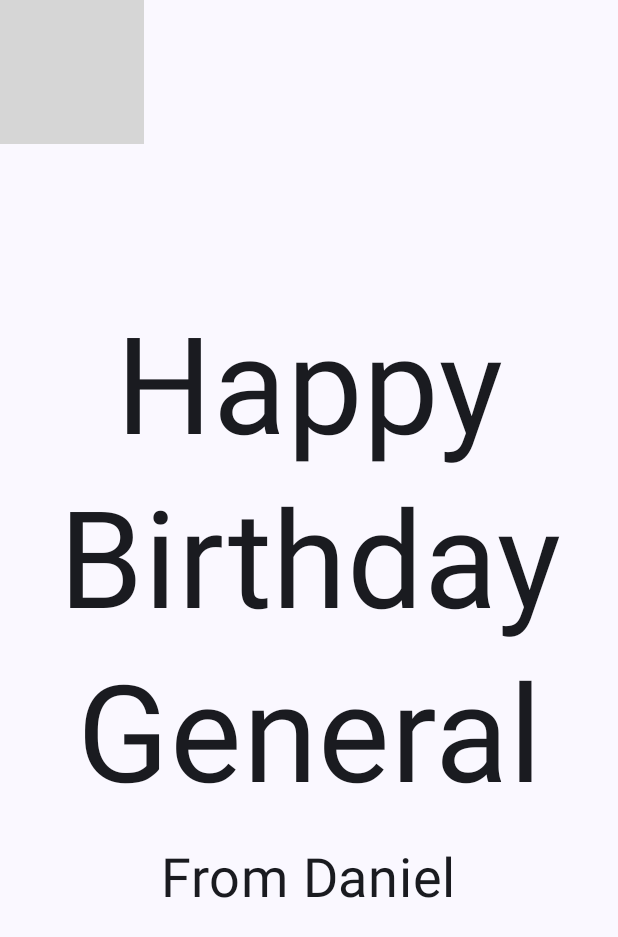
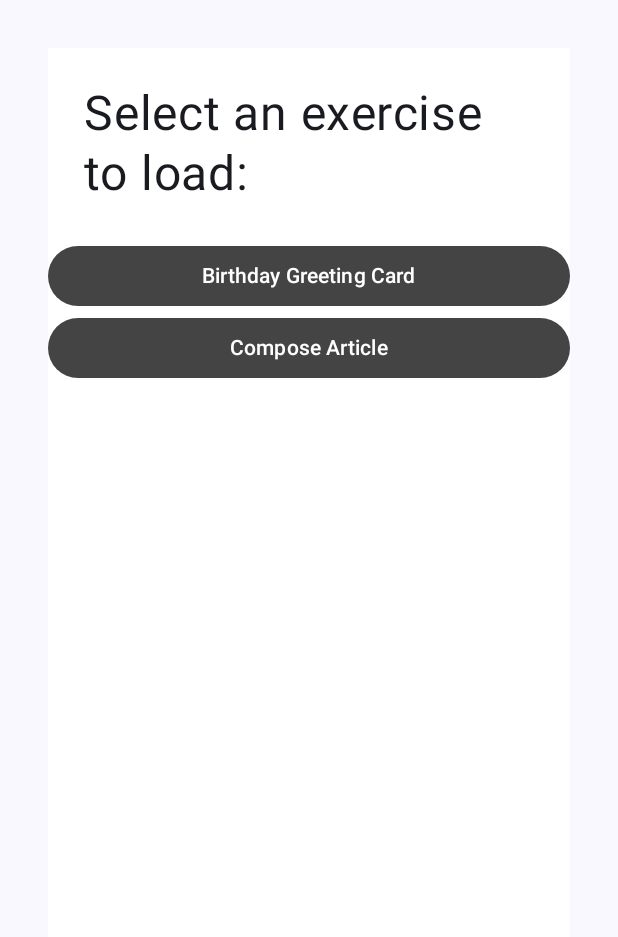
Before and after one commit to DanielFalzon/android-demo, an Android app built with Jetpack Compose: the screen it shows after launch (MainActivity), on a phone screen of 412 x 824 dp. Shown: the top 937 px of the screen. Run offline under Robolectric (Android 15) with nearby library versions, the phone set to English and light mode, and no system bars; grey boxes are pictures that could not be loaded.

Commit message:
Updated folder sctructure

```diff
--- a/app/build.gradle
+++ b/app/build.gradle
@@ -47,6 +47,9 @@ android {
 }
 
 dependencies {
+    def nav_version = "2.5.3"
+
+    implementation "androidx.navigation:navigation-compose:$nav_version"
 
     implementation 'androidx.core:core-ktx:1.8.0'
     implementation platform('org.jetbrains.kotlin:kotlin-bom:1.8.0')
--- a/app/src/main/java/com/example/greetingcard/MainActivity.kt
+++ b/app/src/main/java/com/example/greetingcard/MainActivity.kt
@@ -3,25 +3,11 @@ package com.example.greetingcard
 import android.os.Bundle
 import androidx.activity.ComponentActivity
 import androidx.activity.compose.setContent
-import androidx.compose.foundation.Image
-import androidx.compose.foundation.layout.Arrangement
-import androidx.compose.foundation.layout.Box
-import androidx.compose.foundation.layout.Column
 import androidx.compose.foundation.layout.fillMaxSize
-import androidx.compose.foundation.layout.padding
 import androidx.compose.material3.MaterialTheme
 import androidx.compose.material3.Surface
-import androidx.compose.material3.Text
-import androidx.compose.runtime.Composable
-import androidx.compose.ui.Alignment
 import androidx.compose.ui.Modifier
-import androidx.compose.ui.layout.ContentScale
-import androidx.compose.ui.res.painterResource
-import androidx.compose.ui.res.stringResource
-import androidx.compose.ui.text.style.TextAlign
-import androidx.compose.ui.tooling.preview.Preview
-import androidx.compose.ui.unit.dp
-import androidx.compose.ui.unit.sp
+import com.example.greetingcard.ui.navigation.NavigationView
 import com.example.greetingcard.ui.theme.GreetingCardTheme
 
 class MainActivity : ComponentActivity() {
@@ -33,71 +19,9 @@ class MainActivity : ComponentActivity() {
             GreetingCardTheme {
                 // A surface container using the 'background' color from the theme
                 Surface(modifier = Modifier.fillMaxSize(), color = MaterialTheme.colorScheme.background) {
-                    GreetingImage(
-                        message = getString(R.string.happy_birthday_general),
-                        from = getString(R.string.from_daniel)
-                    )
+                    NavigationView()
                 }
             }
         }
     }
 }
-
-//Composable function names start with capital letters and return Unit (no return type)
-//Column and row accept trailing lambda syntax as the last parameter is a function.
-@Composable
-fun GreetingText(message: String, from: String, modifier: Modifier = Modifier) {
-    Column(
-        verticalArrangement = Arrangement.Center,
-        modifier = modifier.padding(8.dp)
-    ) {
-        Text(
-            text = message,
-            fontSize = 90.sp,
-            lineHeight = 116.sp,
-            textAlign = TextAlign.Center
-        )
-        Text(
-            text = from,
-            fontSize = 36.sp,
-            modifier = Modifier
-                .padding(16.dp)
-                .align(alignment = Alignment.CenterHorizontally)
-        )
-    }
-}
-
-@Composable
-fun GreetingImage(message: String, from: String, modifier: Modifier = Modifier) {
-    val image = painterResource(R.drawable.androidparty)
-
-    //Box layout composable is used to place elements on top of eachother
-    Box {
-        Image(
-            painter = image,
-            contentDescription = null,
-            contentScale = ContentScale.Crop,
-            alpha = 0.5F
-        )
-        GreetingText(
-            message = message,
-            from = from,
-            modifier = Modifier
-                .fillMaxSize()
-                .padding(8.dp)
-        )
-    }
-}
-
-//@Preview annotation allows you to build a preview of the app without building it.
-@Preview(showBackground = true)
-@Composable
-fun GreetingPreview() {
-    GreetingCardTheme {
-        //GreetingText(message = "Happy Birthday General", from = "From Daniel")
-        GreetingImage(
-            message = stringResource(R.string.happy_birthday_general),
-            from = stringResource(R.string.from_daniel)
-        )
-    }
-}
--- /dev/null
+++ b/app/src/main/java/com/example/greetingcard/ui/components/BackHomeButton.kt
@@ -0,0 +1,4 @@
+package com.example.greetingcard.ui.components
+
+class BackHomeButton {
+}
--- /dev/null
+++ b/app/src/main/java/com/example/greetingcard/ui/navigation/Navigation.kt
@@ -0,0 +1,41 @@
+package com.example.greetingcard.ui.navigation
+
+import BirthdayScreen
+import HomeScreen
+import androidx.compose.runtime.Composable
+import androidx.compose.ui.Modifier
+import androidx.compose.ui.res.stringResource
+import androidx.navigation.NavHostController
+import androidx.navigation.compose.NavHost
+import androidx.navigation.compose.composable
+import androidx.navigation.compose.rememberNavController
+import com.example.greetingcard.R
+
+@Composable
+fun NavigationView(
+    modifier: Modifier = Modifier,
+    navController: NavHostController = rememberNavController(),
+    startDestination: String = "home"
+) {
+    NavHost(
+        modifier = modifier,
+        navController = navController,
+        startDestination = startDestination
+    ) {
+        composable("home") {
+            //Defining the navigation logic for each page with a button on the home page
+            HomeScreen(
+                onNavigateToBirthday = { navController.navigate("exercise-1-birthday") },
+                onNavigateToComposeArticle = { navController.navigate("exercise-2-compose-article")}
+            )
+        }
+        composable("exercise-1-birthday") {
+            BirthdayScreen(
+                message = stringResource(R.string.happy_birthday_general),
+                from = stringResource(R.string.from_daniel),
+                modifier = modifier,
+                onNavigateToHome = { navController.navigate("home") }
+            )
+        }
+    }
+}
--- /dev/null
+++ b/app/src/main/java/com/example/greetingcard/ui/screens/composearticle/ComposeArticleScreen.kt
@@ -0,0 +1,4 @@
+package com.example.greetingcard.ui.screens.composearticle
+
+class ComposeArticleScreen {
+}
--- /dev/null
+++ b/app/src/main/java/com/example/greetingcard/ui/screens/home/HomeScreen.kt
@@ -0,0 +1,68 @@
+import androidx.compose.foundation.background
+import androidx.compose.foundation.layout.Arrangement
+import androidx.compose.foundation.layout.Column
+import androidx.compose.foundation.layout.fillMaxSize
+import androidx.compose.foundation.layout.fillMaxWidth
+import androidx.compose.foundation.layout.padding
+import androidx.compose.material3.Button
+import androidx.compose.material3.ButtonDefaults
+import androidx.compose.material3.Text
+import androidx.compose.runtime.Composable
+import androidx.compose.ui.Modifier
+import androidx.compose.ui.graphics.Color
+import androidx.compose.ui.text.style.TextAlign
+import androidx.compose.ui.tooling.preview.Preview
+import androidx.compose.ui.unit.dp
+import androidx.compose.ui.unit.sp
+import com.example.greetingcard.ui.theme.GreetingCardTheme
+
+/**
+ * The first screen that is display with all the buttons.
+ * Callbacks need to be passed to define navigation per page.
+ */
+
+@Composable
+fun HomeScreen(
+    onNavigateToBirthday: () -> Unit,
+    onNavigateToComposeArticle: () -> Unit
+) {
+    Column (
+        verticalArrangement = Arrangement.Top,
+        modifier = Modifier
+            .padding(32.dp)
+            .background(Color.White)
+            .fillMaxSize()
+    ) {
+        Text(
+            text = "Select an exercise to load:",
+            modifier = Modifier
+                .padding(24.dp)
+                .fillMaxWidth(),
+            fontSize = 32.sp,
+            lineHeight = 40.sp,
+            textAlign = TextAlign.Left
+        )
+        Button( onClick = onNavigateToBirthday,
+            colors = ButtonDefaults.buttonColors(containerColor = Color.DarkGray),
+            modifier = Modifier.fillMaxWidth()
+        ) {
+            Text(text = "Birthday Greeting Card", color = Color.White)
+        }
+        Button( onClick = onNavigateToBirthday,
+            colors = ButtonDefaults.buttonColors(containerColor = Color.DarkGray),
+            modifier = Modifier.fillMaxWidth()
+        ) {
+            Text(text = "Compose Article", color = Color.White)
+        }
+    }
+}
+
+//@Preview annotation allows you to build a preview of the app without building it.
+@Preview(showBackground = true)
+@Composable
+fun HomeScreenPreview() {
+    GreetingCardTheme {
+        //HomeOptions(onNavigateToComposeArticle = {}, onNavigateToBirthday = {})
+        HomeScreen(onNavigateToBirthday = {}, onNavigateToComposeArticle = {})
+    }
+}
```
Also changed, not shown: app/src/main/java/com/example/greetingcard/ui/components/BirthdayText.kt (added, +34 -0 lines), app/src/main/java/com/example/greetingcard/ui/screens/birthday/BirthdayScreen.kt (added, +81 -0 lines).
